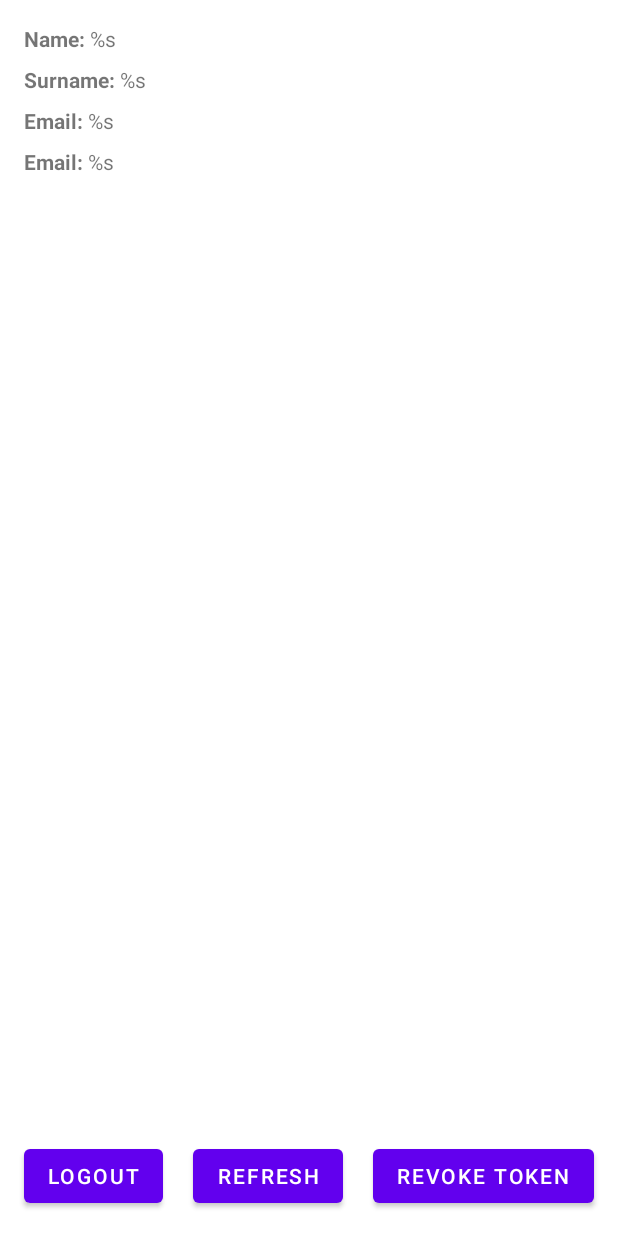
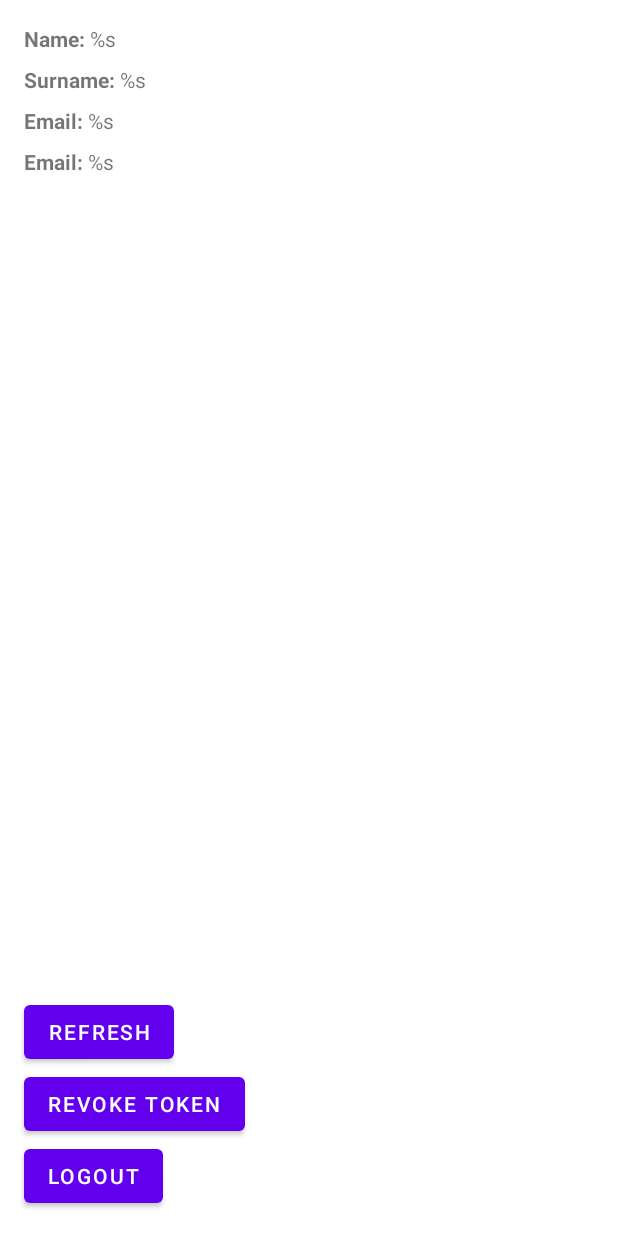
Before and after one commit to openmobilehub/android-omh-auth, an Android app: the layout activity_logged_in.xml on its own in the app's theme, with its tools: preview values and no code run, on a phone screen of 412 x 824 dp. Run offline under Robolectric (Android 15) with nearby library versions, the phone set to English and light mode, and no system bars.

Commit message:
Fixed button layout for narrow screens. (#85)

```diff
--- a/auth-sample/src/main/res/layout/activity_logged_in.xml
+++ b/auth-sample/src/main/res/layout/activity_logged_in.xml
@@ -1,6 +1,7 @@
 <?xml version="1.0" encoding="utf-8"?>
 <androidx.constraintlayout.widget.ConstraintLayout xmlns:android="http://schemas.android.com/apk/res/android"
     xmlns:app="http://schemas.android.com/apk/res-auto"
+    xmlns:tools="http://schemas.android.com/tools"
     android:layout_width="match_parent"
     android:layout_height="match_parent">
 
@@ -12,7 +13,6 @@
         android:layout_marginBottom="16dp"
         android:text="@string/logout"
         app:layout_constraintBottom_toBottomOf="parent"
-        app:layout_constraintEnd_toStartOf="@+id/btn_refresh"
         app:layout_constraintHorizontal_chainStyle="spread_inside"
         app:layout_constraintStart_toStartOf="parent" />
 
@@ -20,26 +20,21 @@
         android:id="@+id/btn_refresh"
         android:layout_width="wrap_content"
         android:layout_height="wrap_content"
-        android:layout_marginStart="8dp"
-        android:layout_marginEnd="8dp"
-        android:layout_marginBottom="16dp"
+        android:layout_marginStart="16dp"
         android:text="@string/refresh"
-        app:layout_constraintBottom_toBottomOf="parent"
-        app:layout_constraintEnd_toStartOf="@+id/btn_revoke"
+        app:layout_constraintBottom_toTopOf="@+id/btn_revoke"
         app:layout_constraintHorizontal_chainStyle="spread_inside"
-        app:layout_constraintStart_toEndOf="@+id/btn_logout" />
+        app:layout_constraintStart_toStartOf="parent" />
 
     <com.google.android.material.button.MaterialButton
         android:id="@+id/btn_revoke"
         android:layout_width="wrap_content"
         android:layout_height="wrap_content"
-        android:layout_marginEnd="16dp"
-        android:layout_marginBottom="16dp"
+        android:layout_marginStart="16dp"
         android:text="@string/revoke_token"
-        app:layout_constraintBottom_toBottomOf="parent"
-        app:layout_constraintEnd_toEndOf="parent"
+        app:layout_constraintBottom_toTopOf="@+id/btn_logout"
         app:layout_constraintHorizontal_chainStyle="spread_inside"
-        app:layout_constraintStart_toEndOf="@+id/btn_refresh" />
+        app:layout_constraintStart_toStartOf="parent" />
 
     <TextView
         android:id="@+id/tvName"
```
